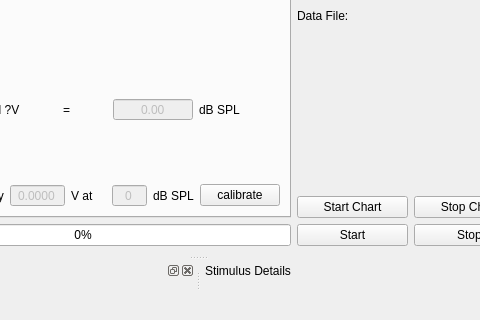
Old version of the form sparkle/gui/main_control.ui in the repository portfors-lab/sparkle; both pictures show x 414 to 894 and y 336 to 656 of the 1223 by 656 pixel window.
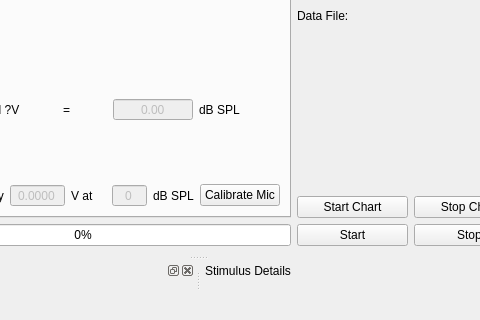
New version of the form. The open tabs and pages were chosen to show the change. Custom widgets are drawn as their Qt base class.

Commit message: Changed mphoneCalBtn to be modified in main_control.ui and generated main_control_form.py

Diff of the .ui file:
```diff
--- a/sparkle/gui/main_control.ui
+++ b/sparkle/gui/main_control.ui
@@ -342,7 +342,7 @@
                  <string>Start recording microphone calibration tone</string>
                 </property>
                 <property name="text">
-                 <string>calibrate</string>
+                 <string>Calibrate Mic</string>
                 </property>
                </widget>
               </item>
```
Left out of the diff: 4 changed lines with no effect on the pictures. The commit also changes 2 other files.
